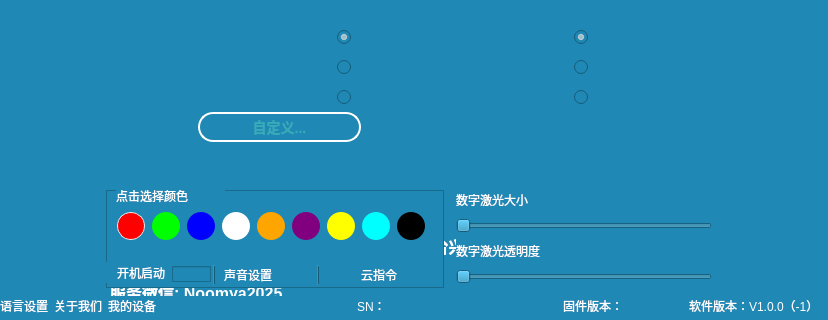
The window that EasyPointer/mainwindow.ui (wlffeng2008/EasyPointer) describes before a commit, drawn with Qt 5; both pictures show x 0 to 828 and y 146 to 466 of the 828 by 466 pixel window.
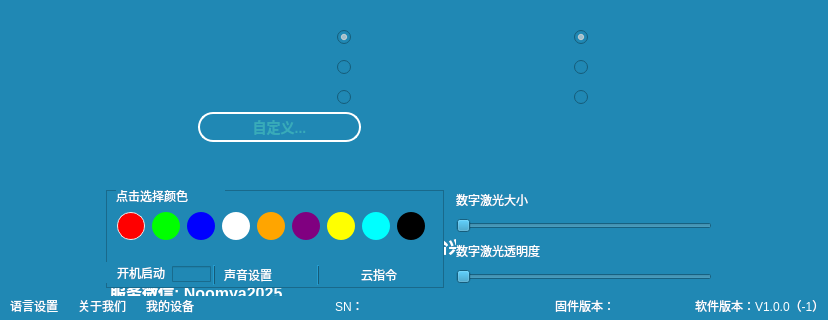
The same window after the commit. Icons and pictures are not drawn.

The edit to the form file:
```diff
--- a/EasyPointer/mainwindow.ui
+++ b/EasyPointer/mainwindow.ui
@@ -1946,11 +1946,17 @@
      <rect>
       <x>0</x>
       <y>441</y>
-      <width>819</width>
+      <width>825</width>
       <height>22</height>
      </rect>
     </property>
     <layout class="QHBoxLayout" name="horizontalLayout_3">
+     <property name="spacing">
+      <number>20</number>
+     </property>
+     <property name="leftMargin">
+      <number>10</number>
+     </property>
      <item>
       <widget class="QPushButton" name="pushButton_8">
        <property name="cursor">
```
Left out of the diff: 4 changed lines with no effect on the pictures.
